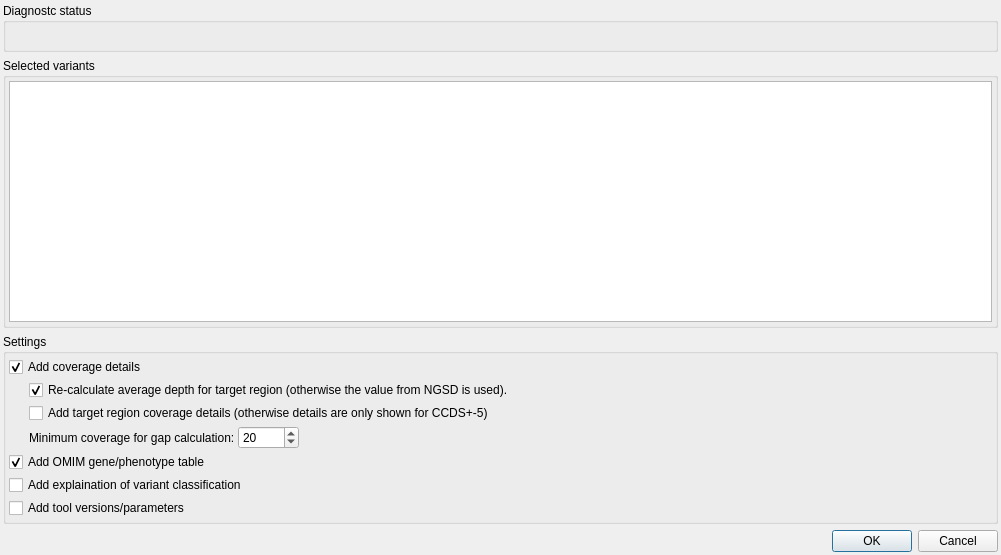
First picture: the form in src/GSvar/ReportDialog.ui, repository imgag/ngs-bits, before the edit.
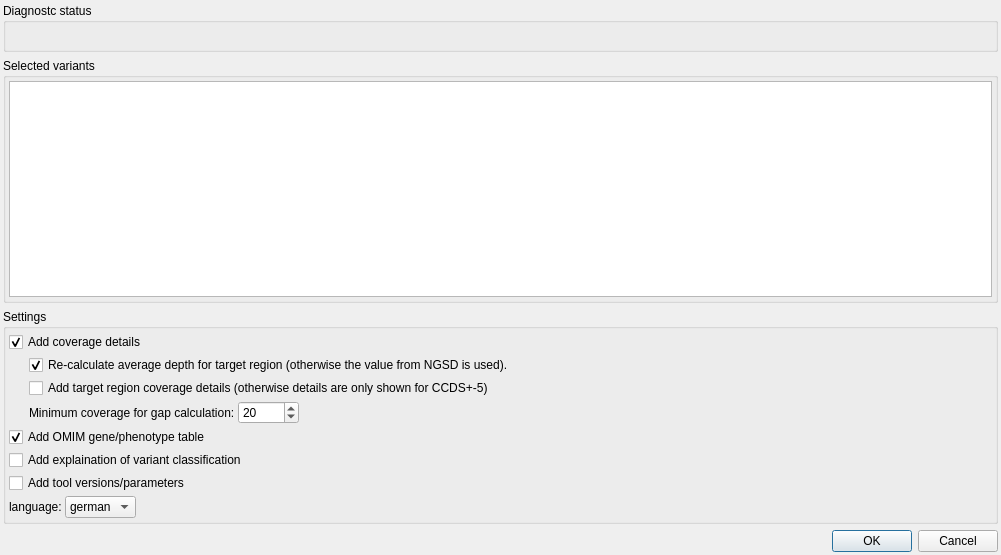
Second picture: the form after the edit. Custom widgets are drawn as their Qt base class.

Commit message: GSvar: first version of english report.

Diff of the .ui file:
```diff
--- a/src/GSvar/ReportDialog.ui
+++ b/src/GSvar/ReportDialog.ui
@@ -296,6 +296,44 @@
         </property>
        </widget>
       </item>
+      <item>
+       <layout class="QHBoxLayout" name="horizontalLayout_6">
+        <item>
+         <widget class="QLabel" name="label">
+          <property name="text">
+           <string>language:</string>
+          </property>
+         </widget>
+        </item>
+        <item>
+         <widget class="QComboBox" name="language">
+          <item>
+           <property name="text">
+            <string>german</string>
+           </property>
+          </item>
+          <item>
+           <property name="text">
+            <string>english</string>
+           </property>
+          </item>
+         </widget>
+        </item>
+        <item>
+         <spacer name="horizontalSpacer_5">
+          <property name="orientation">
+           <enum>Qt::Horizontal</enum>
+          </property>
+          <property name="sizeHint" stdset="0">
+           <size>
+            <width>40</width>
+            <height>20</height>
+           </size>
+          </property>
+         </spacer>
+        </item>
+       </layout>
+      </item>
      </layout>
     </widget>
    </item>
```
The commit also changes 4 other files.
